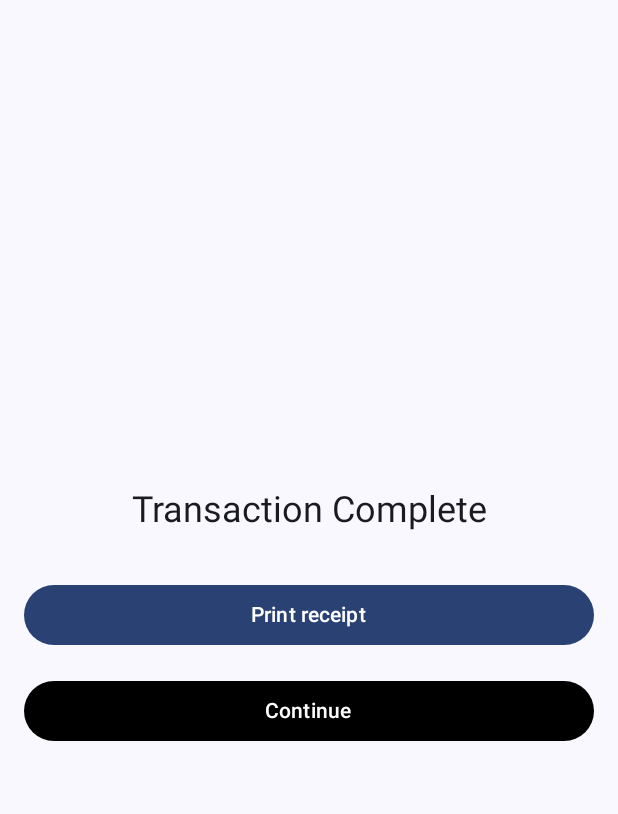
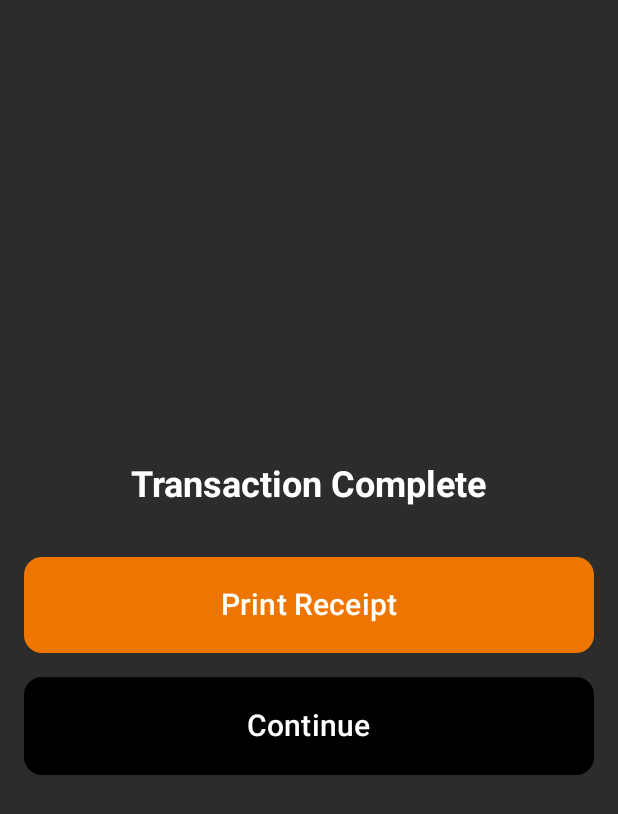
Before and after one commit to PayEx/pax-ecr-on-device, an Android app built with Jetpack Compose: the composable PrintReceiptScreen shown on its own in the app's theme, on a phone screen of 412 x 824 dp. Shown: the top 814 px of the screen. Run offline under Robolectric (Android 15) with nearby library versions, the phone set to English and light mode, and no system bars.

Commit message:
Updated the design of the "Print Receipt"-screen

```diff
--- a/app/src/main/java/com/pax/ecr/app/ui/screen/PrintReceiptScreen.kt
+++ b/app/src/main/java/com/pax/ecr/app/ui/screen/PrintReceiptScreen.kt
@@ -1,10 +1,13 @@
 package com.pax.ecr.app.ui.screen
 
+import androidx.compose.foundation.background
 import androidx.compose.foundation.layout.Arrangement
 import androidx.compose.foundation.layout.Column
 import androidx.compose.foundation.layout.fillMaxSize
 import androidx.compose.foundation.layout.fillMaxWidth
+import androidx.compose.foundation.layout.height
 import androidx.compose.foundation.layout.padding
+import androidx.compose.foundation.shape.RoundedCornerShape
 import androidx.compose.material3.Button
 import androidx.compose.material3.ButtonDefaults
 import androidx.compose.material3.MaterialTheme
@@ -13,6 +16,8 @@ import androidx.compose.runtime.Composable
 import androidx.compose.ui.Alignment
 import androidx.compose.ui.Modifier
 import androidx.compose.ui.graphics.Color
+import androidx.compose.ui.text.font.FontWeight
+import androidx.compose.ui.tooling.preview.Preview
 import androidx.compose.ui.unit.dp
 import androidx.compose.ui.unit.sp
 
@@ -26,27 +31,36 @@ fun PrintReceiptScreen(
         modifier =
             modifier
                 .fillMaxSize()
+                .background(Color(0xFF2C2C2C))
                 .padding(16.dp),
         horizontalAlignment = Alignment.CenterHorizontally,
         verticalArrangement = Arrangement.Center,
     ) {
         Text(
             text = "Transaction Complete",
-            style = MaterialTheme.typography.titleLarge,
-            fontSize = 24.sp,
+            style =
+                MaterialTheme.typography.headlineSmall.copy(
+                    fontWeight = FontWeight.Bold,
+                    color = Color.White,
+                ),
             modifier = Modifier.padding(bottom = 32.dp),
         )
-
         Button(
             onClick = { onPrintReceipt() },
+            colors =
+                ButtonDefaults.buttonColors(
+                    containerColor = Color(0xFFEE7600),
+                    contentColor = Color.White,
+                ),
+            shape = RoundedCornerShape(12.dp),
             modifier =
                 Modifier
                     .fillMaxWidth()
+                    .height(80.dp)
                     .padding(bottom = 16.dp),
         ) {
-            Text(text = "Print receipt")
+            Text(text = "Print Receipt", fontSize = 20.sp)
         }
-
         Button(
             onClick = { onContinue() },
             colors =
@@ -54,11 +68,21 @@ fun PrintReceiptScreen(
                     containerColor = Color.Black,
                     contentColor = Color.White,
                 ),
+            shape = RoundedCornerShape(12.dp),
             modifier =
-                Modifier
-                    .fillMaxWidth(),
+                Modifier.fillMaxWidth()
+                    .height(65.dp),
         ) {
-            Text(text = "Continue")
+            Text(text = "Continue", fontSize = 20.sp)
         }
     }
 }
+
+@Preview(showBackground = true)
+@Composable
+private fun PrintReceiptScreenPreview() {
+    PrintReceiptScreen(
+        onPrintReceipt = { },
+        onContinue = { },
+    )
+}
```
Also changed, not shown: app/src/main/java/com/pax/ecr/app/NexoMessages.kt (indentation only).
